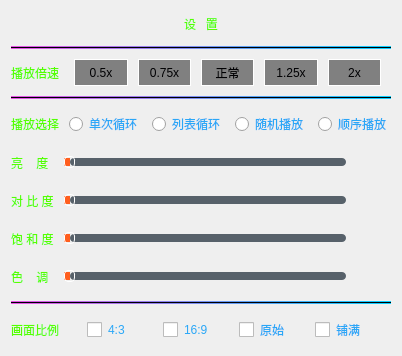
The window that VideoPlayer/videomodels/AdjustBright.ui (huizhang556/pc-video-player) describes before a commit, drawn with Qt 5.
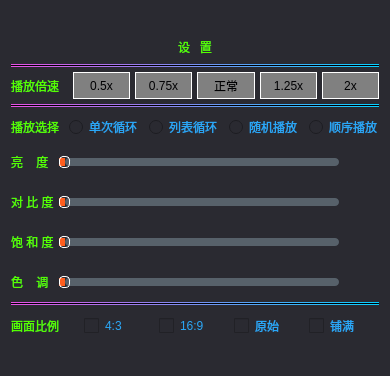
The same window after the commit. Icons and pictures are not drawn.

Patch:
```diff
--- a/VideoPlayer/videomodels/AdjustBright.ui
+++ b/VideoPlayer/videomodels/AdjustBright.ui
@@ -7,21 +7,21 @@
     <x>0</x>
     <y>0</y>
     <width>390</width>
-    <height>335</height>
+    <height>376</height>
    </rect>
   </property>
   <property name="windowTitle">
    <string>Dialog</string>
   </property>
   <property name="styleSheet">
-   <string notr="true">/*background-color: rgb(61, 61, 61);*/
+   <string notr="true">background-color: #2a2a31;
 </string>
   </property>
   <layout class="QVBoxLayout" name="verticalLayout_2">
    <item>
-    <layout class="QVBoxLayout" name="verticalLayout">
+    <layout class="QVBoxLayout" name="verticalLayout" stretch="1,1,0,1,1,1,1,1">
      <property name="spacing">
-      <number>10</number>
+      <number>5</number>
      </property>
      <item>
       <widget class="QLabel" name="label">
@@ -39,7 +39,8 @@
        </property>
        <property name="styleSheet">
         <string notr="true">font:bold normal 15px &quot;微软雅黑&quot;;
-color: rgb(85, 255, 0);</string>
+color: rgb(85, 255, 0);
+background-color: #2a2a31;</string>
        </property>
        <property name="text">
         <string>设   置</string>
@@ -67,7 +68,8 @@
        <item>
         <widget class="QLabel" name="label_playRate">
          <property name="styleSheet">
-          <string notr="true">color: rgb(85, 255, 0);</string>
+          <string notr="true">color: rgb(85, 255, 0);
+background-color: #2a2a31;</string>
          </property>
          <property name="text">
           <string>播放倍速</string>
@@ -284,22 +286,6 @@
          </property>
         </widget>
        </item>
-       <item>
-        <spacer name="horizontalSpacer">
-         <property name="orientation">
-          <enum>Qt::Horizontal</enum>
-         </property>
-         <property name="sizeType">
-          <enum>QSizePolicy::Fixed</enum>
-         </property>
-         <property name="sizeHint" stdset="0">
-          <size>
-           <width>10</width>
-           <height>20</height>
-          </size>
-         </property>
-        </spacer>
-       </item>
       </layout>
      </item>
      <item>
@@ -317,10 +303,14 @@
      </item>
      <item>
       <layout class="QHBoxLayout" name="horizontalLayout_2">
+       <property name="spacing">
+        <number>10</number>
+       </property>
        <item>
         <widget class="QLabel" name="label_playSelect">
          <property name="styleSheet">
-          <string notr="true">color: rgb(85, 255, 0);</string>
+          <string notr="true">color: rgb(85, 255, 0);
+background-color: #2a2a31;</string>
          </property>
          <property name="text">
           <string>播放选择</string>
@@ -331,13 +321,13 @@
         <widget class="QRadioButton" name="radioButton_dcxh">
          <property name="minimumSize">
           <size>
-           <width>0</width>
+           <width>70</width>
            <height>30</height>
           </size>
          </property>
          <property name="maximumSize">
           <size>
-           <width>16777215</width>
+           <width>70</width>
            <height>30</height>
           </size>
          </property>
@@ -380,13 +370,13 @@
         <widget class="QRadioButton" name="radioButton_lbxh">
          <property name="minimumSize">
           <size>
-           <width>0</width>
+           <width>70</width>
            <height>30</height>
           </size>
          </property>
          <property name="maximumSize">
           <size>
-           <width>16777215</width>
+           <width>70</width>
            <height>30</height>
           </size>
          </property>
@@ -429,13 +419,13 @@
         <widget class="QRadioButton" name="radioButton_sjbf">
          <property name="minimumSize">
           <size>
-           <width>0</width>
+           <width>70</width>
            <height>30</height>
           </size>
          </property>
          <property name="maximumSize">
           <size>
-           <width>16777215</width>
+           <width>70</width>
            <height>30</height>
           </size>
          </property>
@@ -478,13 +468,13 @@
         <widget class="QRadioButton" name="radioButton_sxbf">
          <property name="minimumSize">
           <size>
-           <width>0</width>
+           <width>70</width>
            <height>30</height>
           </size>
          </property>
          <property name="maximumSize">
           <size>
-           <width>16777215</width>
+           <width>70</width>
            <height>30</height>
           </size>
          </property>
@@ -515,6 +505,7 @@
 QRadioButton
 {
 color: rgb(42, 167, 247);
+background-color: #2a2a31;
 }
 </string>
          </property>
@@ -538,8 +529,21 @@
        </property>
        <item row="0" column="0">
         <widget class="QLabel" name="label_ld">
+         <property name="minimumSize">
+          <size>
+           <width>0</width>
+           <height>20</height>
+          </size>
+         </property>
+         <property name="maximumSize">
+          <size>
+           <width>16777215</width>
+           <height>20</height>
+          </size>
+         </property>
          <property name="styleSheet">
-          <string notr="true">color: rgb(85, 255, 0);</string>
+          <string notr="true">color: rgb(85, 255, 0);
+background-color: #2a2a31;</string>
          </property>
          <property name="text">
           <string>亮    度</string>
@@ -548,8 +552,24 @@
        </item>
        <item row="0" column="1">
         <widget class="QSlider" name="horizontalSlider_liangdu">
+         <property name="minimumSize">
+          <size>
+           <width>0</width>
+           <height>20</height>
+          </size>
+         </property>
+         <property name="maximumSize">
+          <size>
+           <width>16777215</width>
+           <height>20</height>
+          </size>
+         </property>
          <property name="styleSheet">
-          <string notr="true">/*整个进度条*/
+          <string notr="true">QSlider
+{
+background-color:#2a2a31;
+}
+/*整个进度条*/
 QSlider::groove:horizontal 
 {
 background:transparent;
@@ -604,11 +624,12 @@
          <property name="minimumSize">
           <size>
            <width>35</width>
-           <height>0</height>
+           <height>20</height>
           </size>
          </property>
          <property name="styleSheet">
-          <string notr="true">color: #f85a37;</string>
+          <string notr="true">color: #f85a37;
+background-color:#2a2a31;</string>
          </property>
          <property name="text">
           <string/>
@@ -617,8 +638,21 @@
        </item>
        <item row="1" column="0">
         <widget class="QLabel" name="label_dbd">
+         <property name="minimumSize">
+          <size>
+           <width>0</width>
+           <height>20</height>
+          </size>
+         </property>
+         <property name="maximumSize">
+          <size>
+           <width>16777215</width>
+           <height>20</height>
+          </size>
+         </property>
          <property name="styleSheet">
-          <string notr="true">color: rgb(85, 255, 0);</string>
+          <string notr="true">color: rgb(85, 255, 0);
+background-color: #2a2a31;</string>
          </property>
          <property name="text">
           <string>对 比 度</string>
@@ -627,8 +661,24 @@
        </item>
        <item row="1" column="1">
         <widget class="QSlider" name="horizontalSlider_duibidu">
+         <property name="minimumSize">
+          <size>
+           <width>0</width>
+           <height>20</height>
+          </size>
+         </property>
+         <property name="maximumSize">
+          <size>
+           <width>16777215</width>
+           <height>20</height>
+          </size>
+         </property>
          <property name="styleSheet">
-          <string notr="true">/*整个进度条*/
+          <string notr="true">QSlider
+{
+background-color:#2a2a31;
+}
+/*整个进度条*/
 QSlider::groove:horizontal 
 {
 background:transparent;
@@ -683,11 +733,12 @@
          <property name="minimumSize">
           <size>
            <width>35</width>
-           <height>0</height>
+           <height>20</height>
           </size>
          </property>
          <property name="styleSheet">
-          <string notr="true">color: #f85a37;</string>
+          <string notr="true">color: #f85a37;
+background-color:#2a2a31;</string>
          </property>
          <property name="text">
           <string/>
@@ -696,8 +747,21 @@
        </item>
        <item row="2" column="0">
         <widget class="QLabel" name="label_bhd">
+         <property name="minimumSize">
+          <size>
+           <width>0</width>
+           <height>20</height>
+          </size>
+         </property>
+         <property name="maximumSize">
+          <size>
+           <width>16777215</width>
+           <height>20</height>
+          </size>
+         </property>
          <property name="styleSheet">
-          <string notr="true">color: rgb(85, 255, 0);</string>
+          <string notr="true">color: rgb(85, 255, 0);
+background-color: #2a2a31;</string>
          </property>
          <property name="text">
           <string>饱 和 度</string>
@@ -706,8 +770,24 @@
        </item>
        <item row="2" column="1">
         <widget class="QSlider" name="horizontalSlider_baohedu">
+         <property name="minimumSize">
+          <size>
+           <width>0</width>
+           <height>20</height>
+          </size>
+         </property>
+         <property name="maximumSize">
+          <size>
+           <width>16777215</width>
+           <height>20</height>
+          </size>
+         </property>
          <property name="styleSheet">
-          <string notr="true">/*整个进度条*/
+          <string notr="true">QSlider
+{
+background-color:#2a2a31;
+}
+/*整个进度条*/
 QSlider::groove:horizontal 
 {
 background:transparent;
@@ -762,11 +842,12 @@
          <property name="minimumSize">
           <size>
            <width>35</width>
-           <height>0</height>
+           <height>20</height>
           </size>
          </property>
          <property name="styleSheet">
-          <string notr="true">color: #f85a37;</string>
+          <string notr="true">color: #f85a37;
+background-color:#2a2a31;</string>
          </property>
          <property name="text">
           <string/>
@@ -775,8 +856,21 @@
        </item>
        <item row="3" column="0">
         <widget class="QLabel" name="label_sd">
+         <property name="minimumSize">
+          <size>
+           <width>0</width>
+           <height>20</height>
+          </size>
+         </property>
+         <property name="maximumSize">
+          <size>
+           <width>16777215</width>
+           <height>20</height>
+          </size>
+         </property>
          <property name="styleSheet">
-          <string notr="true">color: rgb(85, 255, 0);</string>
+          <string notr="true">color: rgb(85, 255, 0);
+background-color: #2a2a31;</string>
          </property>
          <property name="text">
           <string>色    调</string>
@@ -785,8 +879,24 @@
        </item>
        <item row="3" column="1">
         <widget class="QSlider" name="horizontalSlider_sediao">
+         <property name="minimumSize">
+          <size>
+           <width>0</width>
+           <height>20</height>
+          </size>
+         </property>
+         <property name="maximumSize">
+          <size>
+           <width>16777215</width>
+           <height>20</height>
+          </size>
+         </property>
          <property name="styleSheet">
-          <string notr="true">/*整个进度条*/
+          <string notr="true">QSlider
+{
+background-color:#2a2a31;
+}
+/*整个进度条*/
 QSlider::groove:horizontal 
 {
 background:transparent;
@@ -841,11 +951,13 @@
          <property name="minimumSize">
           <size>
            <width>35</width>
-           <height>0</height>
+           <height>20</height>
           </size>
          </property>
          <property name="styleSheet">
-          <string notr="true">color: #f85a37;</string>
+          <string notr="true">color: #f85a37;
+background-color:#2a2a31;
+</string>
          </property>
          <property name="text">
           <string/>
@@ -872,7 +984,8 @@
        <item>
         <widget class="QLabel" name="label_hmbl">
          <property name="styleSheet">
-          <string notr="true">color: rgb(85, 255, 0);</string>
+          <string notr="true">color: rgb(85, 255, 0);
+background-color: #2a2a31;</string>
          </property>
          <property name="text">
           <string>画面比例</string>
@@ -883,13 +996,13 @@
         <widget class="QCheckBox" name="checkBox_1">
          <property name="minimumSize">
           <size>
-           <width>31</width>
+           <width>70</width>
            <height>0</height>
           </size>
          </property>
          <property name="maximumSize">
           <size>
-           <width>16777215</width>
+           <width>70</width>
            <height>31</height>
           </size>
          </property>
@@ -904,6 +1017,7 @@
 {
 /*font:11pt &quot;微软雅黑&quot;;*/
 color: rgb(42, 167, 247);
+background-color:#2a2a31;
 }
 
 /*	
@@ -940,13 +1054,13 @@
         <widget class="QCheckBox" name="checkBox_2">
          <property name="minimumSize">
           <size>
-           <width>0</width>
+           <width>70</width>
            <height>31</height>
           </size>
          </property>
          <property name="maximumSize">
           <size>
-           <width>16777215</width>
+           <width>70</width>
            <height>31</height>
           </size>
          </property>
@@ -962,6 +1076,7 @@
 /*font:11pt &quot;微软雅黑&quot;;
 color: rgb(0, 0, 0);*/
 color: rgb(42, 167, 247);
+background-color:#2a2a31;
 }
 
 /*	
@@ -998,13 +1113,13 @@
         <widget class="QCheckBox" name="checkBox_3">
          <property name="minimumSize">
           <size>
-           <width>0</width>
+           <width>70</width>
            <height>31</height>
           </size>
          </property>
          <property name="maximumSize">
           <size>
-           <width>16777215</width>
+           <width>70</width>
            <height>31</height>
           </size>
          </property>
@@ -1020,6 +1135,7 @@
 /*font:11pt &quot;微软雅黑&quot;;
 color: rgb(0, 0, 0);*/
 color: rgb(42, 167, 247);
+background-color:#2a2a31;
 }
 
 /*	
@@ -1056,13 +1172,13 @@
         <widget class="QCheckBox" name="checkBox_4">
          <property name="minimumSize">
           <size>
-           <width>0</width>
+           <width>70</width>
            <height>31</height>
           </size>
          </property>
          <property name="maximumSize">
           <size>
-           <width>16777215</width>
+           <width>70</width>
            <height>31</height>
           </size>
          </property>
@@ -1078,6 +1194,7 @@
 /*font:11pt &quot;微软雅黑&quot;;
 color: rgb(0, 0, 0);*/
 color: rgb(42, 167, 247);
+background-color:#2a2a31;
 }
 
 /*	
@@ -1110,22 +1227,6 @@
          </property>
         </widget>
        </item>
-       <item>
-        <spacer name="horizontalSpacer_2">
-         <property name="orientation">
-          <enum>Qt::Horizontal</enum>
-         </property>
-         <property name="sizeType">
-          <enum>QSizePolicy::Fixed</enum>
-         </property>
-         <property name="sizeHint" stdset="0">
-          <size>
-           <width>10</width>
-           <height>20</height>
-          </size>
-         </property>
-        </spacer>
-       </item>
       </layout>
      </item>
     </layout>
```
